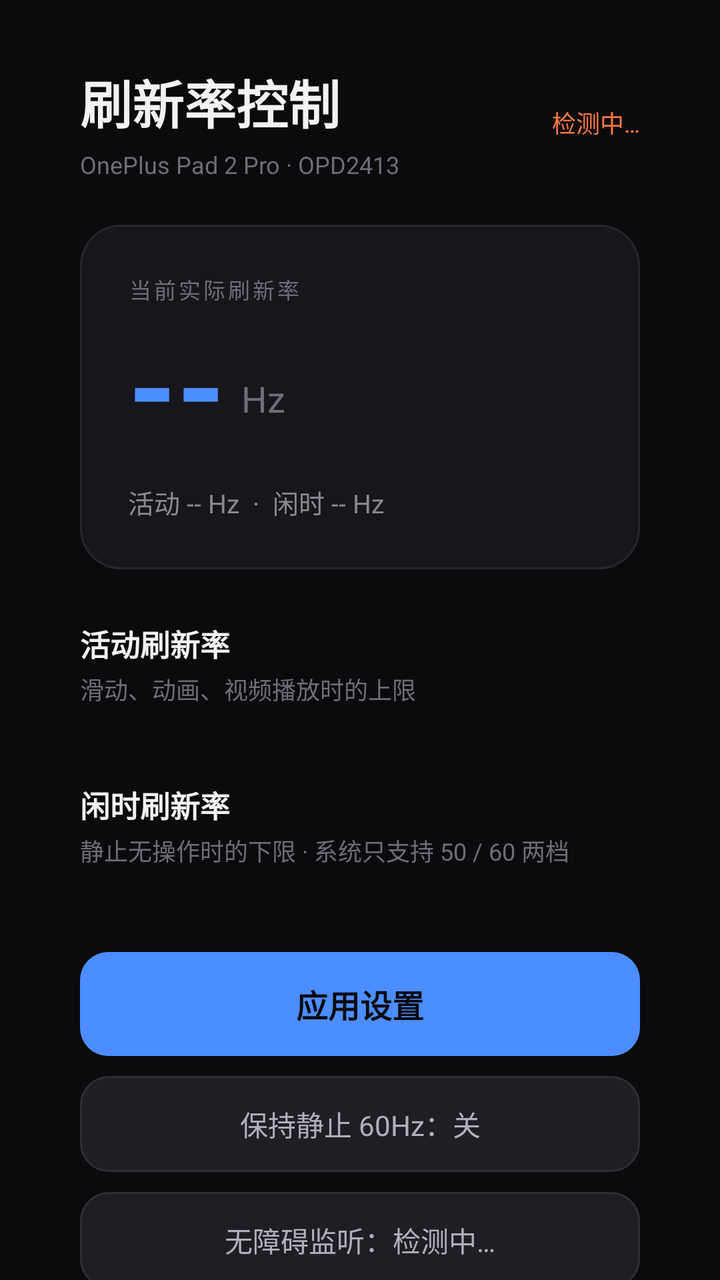
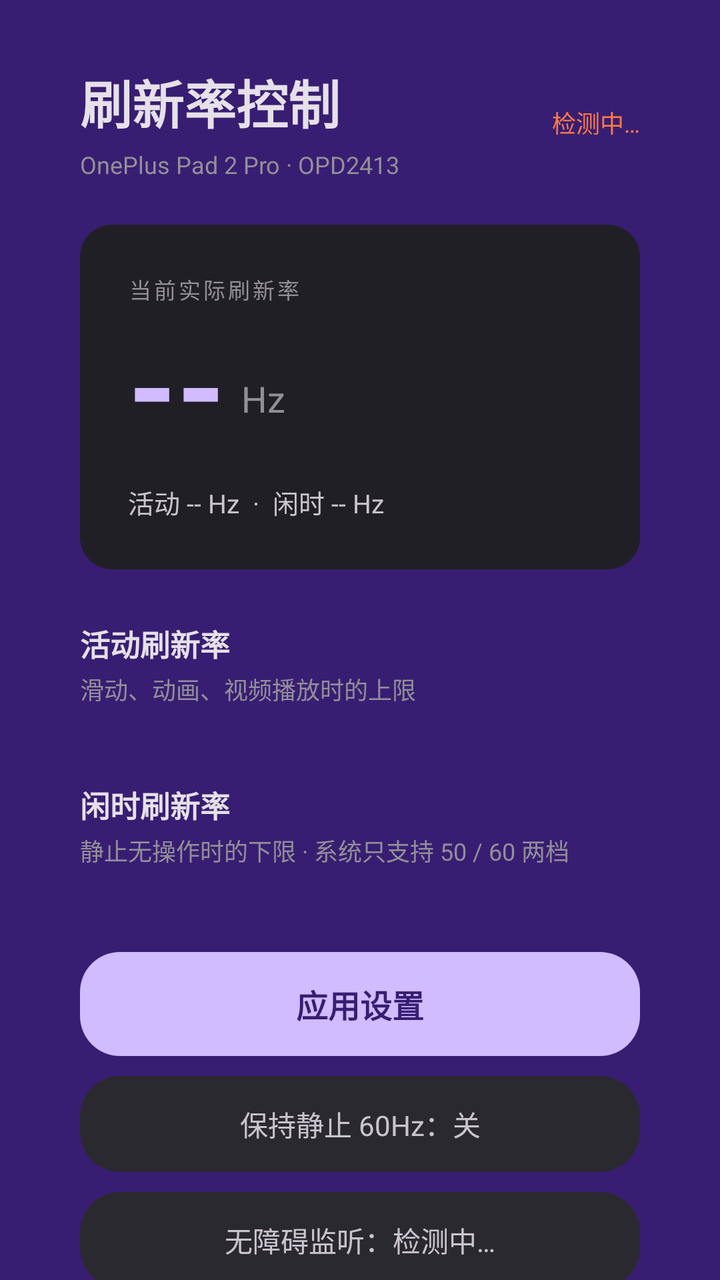

Before-and-after screenshots of an Android layout around one commit, followed by the original layout XML and the change that was made.
<!-- AndroidManifest.xml: application theme AppTheme -->
<!-- res/layout/activity_main.xml -->
<?xml version="1.0" encoding="utf-8"?>
<ScrollView xmlns:android="http://schemas.android.com/apk/res/android"
    android:layout_width="match_parent"
    android:layout_height="match_parent"
    android:background="#0B0B0D"
    android:fillViewport="true"
    android:scrollbars="none">

    <LinearLayout
        android:layout_width="match_parent"
        android:layout_height="wrap_content"
        android:orientation="vertical"
        android:paddingLeft="40dp"
        android:paddingRight="40dp"
        android:paddingTop="32dp"
        android:paddingBottom="40dp">

        <LinearLayout
            android:layout_width="match_parent"
            android:layout_height="wrap_content"
            android:orientation="horizontal"
            android:gravity="center_vertical">

            <LinearLayout
                android:layout_width="0dp"
                android:layout_height="wrap_content"
                android:layout_weight="1"
                android:orientation="vertical">

                <TextView
                    android:layout_width="wrap_content"
                    android:layout_height="wrap_content"
                    android:text="刷新率控制"
                    android:textColor="#F2F2F5"
                    android:textSize="26sp"
                    android:textStyle="bold" />

                <TextView
                    android:id="@+id/tv_device"
                    android:layout_width="wrap_content"
                    android:layout_height="wrap_content"
                    android:layout_marginTop="4dp"
                    android:text="OnePlus Pad 2 Pro · OPD2413"
                    android:textColor="#6E6E7A"
                    android:textSize="12sp" />
            </LinearLayout>

            <TextView
                android:id="@+id/tv_perm"
                android:layout_width="wrap_content"
                android:layout_height="wrap_content"
                android:text="检测中…"
                android:textColor="#FF7A45"
                android:textSize="12sp" />
        </LinearLayout>

        <LinearLayout
            android:layout_width="match_parent"
            android:layout_height="wrap_content"
            android:layout_marginTop="22dp"
            android:background="@drawable/bg_card"
            android:orientation="vertical"
            android:padding="24dp">

            <TextView
                android:layout_width="wrap_content"
                android:layout_height="wrap_content"
                android:text="当前实际刷新率"
                android:textColor="#6E6E7A"
                android:textSize="11sp"
                android:letterSpacing="0.12" />

            <LinearLayout
                android:layout_width="wrap_content"
                android:layout_height="wrap_content"
                android:layout_marginTop="6dp"
                android:orientation="horizontal"
                android:gravity="bottom">

                <TextView
                    android:id="@+id/tv_live"
                    android:layout_width="wrap_content"
                    android:layout_height="wrap_content"
                    android:text="--"
                    android:textColor="#4C8DFF"
                    android:textSize="62sp"
                    android:textStyle="bold"
                    android:includeFontPadding="false" />

                <TextView
                    android:layout_width="wrap_content"
                    android:layout_height="wrap_content"
                    android:layout_marginLeft="8dp"
                    android:layout_marginBottom="10dp"
                    android:text="Hz"
                    android:textColor="#6E6E7A"
                    android:textSize="18sp" />
            </LinearLayout>

            <TextView
                android:id="@+id/tv_summary"
                android:layout_width="wrap_content"
                android:layout_height="wrap_content"
                android:layout_marginTop="10dp"
                android:text="活动 -- Hz  ·  闲时 -- Hz"
                android:textColor="#8A8A95"
                android:textSize="13sp" />
        </LinearLayout>

        <TextView
            android:layout_width="wrap_content"
            android:layout_height="wrap_content"
            android:layout_marginTop="26dp"
            android:text="活动刷新率"
            android:textColor="#F2F2F5"
            android:textSize="15sp"
            android:textStyle="bold" />

        <TextView
            android:layout_width="wrap_content"
            android:layout_height="wrap_content"
            android:layout_marginTop="3dp"
            android:text="滑动、动画、视频播放时的上限"
            android:textColor="#6E6E7A"
            android:textSize="12sp" />

        <LinearLayout
            android:id="@+id/group_active"
            android:layout_width="match_parent"
            android:layout_height="wrap_content"
            android:layout_marginTop="12dp"
            android:orientation="horizontal" />

        <TextView
            android:layout_width="wrap_content"
            android:layout_height="wrap_content"
            android:layout_marginTop="26dp"
            android:text="闲时刷新率"
            android:textColor="#F2F2F5"
            android:textSize="15sp"
            android:textStyle="bold" />

        <TextView
            android:id="@+id/tv_idle_hint"
            android:layout_width="wrap_content"
            android:layout_height="wrap_content"
            android:layout_marginTop="3dp"
            android:text="静止无操作时的下限 · 系统只支持 50 / 60 两档"
            android:textColor="#6E6E7A"
            android:textSize="12sp" />

        <LinearLayout
            android:id="@+id/group_idle"
            android:layout_width="match_parent"
            android:layout_height="wrap_content"
            android:layout_marginTop="12dp"
            android:orientation="horizontal" />

        <TextView
            android:id="@+id/btn_apply"
            android:layout_width="match_parent"
            android:layout_height="52dp"
            android:layout_marginTop="30dp"
            android:background="@drawable/bg_btn_primary"
            android:gravity="center"
            android:text="应用设置"
            android:textColor="#0B0B0D"
            android:textSize="16sp"
            android:textStyle="bold" />

        <TextView
            android:id="@+id/btn_lock"
            android:layout_width="match_parent"
            android:layout_height="48dp"
            android:layout_marginTop="10dp"
            android:background="@drawable/bg_btn_secondary"
            android:gravity="center"
            android:text="保持静止 60Hz：关"
            android:textColor="#B0B0BA"
            android:textSize="14sp" />

        <TextView
            android:id="@+id/btn_acc"
            android:layout_width="match_parent"
            android:layout_height="48dp"
            android:layout_marginTop="10dp"
            android:background="@drawable/bg_btn_secondary"
            android:gravity="center"
            android:text="无障碍监听：检测中…"
            android:textColor="#B0B0BA"
            android:textSize="14sp" />

        <TextView
            android:id="@+id/btn_whitelist"
            android:layout_width="match_parent"
            android:layout_height="48dp"
            android:layout_marginTop="10dp"
            android:background="@drawable/bg_btn_secondary"
            android:gravity="center"
            android:text="跳过校准的应用：0"
            android:textColor="#B0B0BA"
            android:textSize="14sp" />

        <LinearLayout
            android:layout_width="match_parent"
            android:layout_height="wrap_content"
            android:layout_marginTop="10dp"
            android:orientation="horizontal">

            <TextView
                android:id="@+id/btn_recalc"
                android:layout_width="0dp"
                android:layout_height="48dp"
                android:layout_weight="1"
                android:background="@drawable/bg_btn_secondary"
                android:gravity="center"
                android:text="强制重算"
                android:textColor="#B0B0BA"
                android:textSize="14sp" />

            <View
                android:layout_width="10dp"
                android:layout_height="1dp" />

            <TextView
                android:id="@+id/btn_default"
                android:layout_width="0dp"
                android:layout_height="48dp"
                android:layout_weight="1"
                android:background="@drawable/bg_btn_secondary"
                android:gravity="center"
                android:text="恢复默认"
                android:textColor="#B0B0BA"
                android:textSize="14sp" />

            <View
                android:layout_width="10dp"
                android:layout_height="1dp" />

            <TextView
                android:id="@+id/btn_perm"
                android:layout_width="0dp"
                android:layout_height="48dp"
                android:layout_weight="1"
                android:background="@drawable/bg_btn_secondary"
                android:gravity="center"
                android:text="授权权限"
                android:textColor="#4C8DFF"
                android:textSize="14sp"
                android:visibility="gone" />
        </LinearLayout>

        <TextView
            android:id="@+id/tv_hint"
            android:layout_width="match_parent"
            android:layout_height="wrap_content"
            android:layout_marginTop="18dp"
            android:text="通过 Shizuku 调用系统 shell 修改 settings，无需 root。"
            android:textColor="#5A5A66"
            android:textSize="11sp"
            android:lineSpacingExtra="3dp" />
    </LinearLayout>
</ScrollView>
<!-- resources referenced by this layout -->
<resources>
  <!-- drawable bg_btn_primary (drawable) -->
  <?xml version="1.0" encoding="utf-8"?>
  <shape xmlns:android="http://schemas.android.com/apk/res/android" android:shape="rectangle">
      <solid android:color="#4C8DFF" />
      <corners android:radius="14dp" />
  </shape>
  <!-- drawable bg_btn_secondary (drawable) -->
  <?xml version="1.0" encoding="utf-8"?>
  <shape xmlns:android="http://schemas.android.com/apk/res/android" android:shape="rectangle">
      <solid android:color="#1E1E24" />
      <corners android:radius="14dp" />
      <stroke android:width="1dp" android:color="#2E2E36" />
  </shape>
  <!-- drawable bg_card (drawable) -->
  <?xml version="1.0" encoding="utf-8"?>
  <shape xmlns:android="http://schemas.android.com/apk/res/android" android:shape="rectangle">
      <solid android:color="#17171B" />
      <corners android:radius="20dp" />
      <stroke android:width="1dp" android:color="#26262C" />
  </shape>
  <style name="AppTheme" parent="android:Theme.Material.NoActionBar">
          <item name="android:windowBackground">#0B0B0D</item>
          <item name="android:colorAccent">#4C8DFF</item>
          <item name="android:statusBarColor">#0B0B0D</item>
          <item name="android:navigationBarColor">#0B0B0D</item>
          <item name="android:windowLightStatusBar">false</item>
          <item name="android:textColorPrimary">#F2F2F5</item>
          <item name="android:textColorSecondary">#8A8A95</item>
      </style>
</resources>

<!-- the commit's change to res/layout/activity_main.xml (unified diff, before → after) -->
@@ -2,7 +2,7 @@
 <ScrollView xmlns:android="http://schemas.android.com/apk/res/android"
     android:layout_width="match_parent"
     android:layout_height="match_parent"
-    android:background="#0B0B0D"
+    android:background="#381E72"
     android:fillViewport="true"
     android:scrollbars="none">
 
@@ -31,7 +31,7 @@
                     android:layout_width="wrap_content"
                     android:layout_height="wrap_content"
                     android:text="刷新率控制"
-                    android:textColor="#F2F2F5"
+                    android:textColor="#E6E0E9"
                     android:textSize="26sp"
                     android:textStyle="bold" />
 
@@ -41,7 +41,7 @@
                     android:layout_height="wrap_content"
                     android:layout_marginTop="4dp"
                     android:text="OnePlus Pad 2 Pro · OPD2413"
-                    android:textColor="#6E6E7A"
+                    android:textColor="#938F99"
                     android:textSize="12sp" />
             </LinearLayout>
 
@@ -66,7 +66,7 @@
                 android:layout_width="wrap_content"
                 android:layout_height="wrap_content"
                 android:text="当前实际刷新率"
-                android:textColor="#6E6E7A"
+                android:textColor="#938F99"
                 android:textSize="11sp"
                 android:letterSpacing="0.12" />
 
@@ -82,7 +82,7 @@
                     android:layout_width="wrap_content"
                     android:layout_height="wrap_content"
                     android:text="--"
-                    android:textColor="#4C8DFF"
+                    android:textColor="#D0BCFF"
                     android:textSize="62sp"
                     android:textStyle="bold"
                     android:includeFontPadding="false" />
@@ -93,7 +93,7 @@
                     android:layout_marginLeft="8dp"
                     android:layout_marginBottom="10dp"
                     android:text="Hz"
-                    android:textColor="#6E6E7A"
+                    android:textColor="#938F99"
                     android:textSize="18sp" />
             </LinearLayout>
 
@@ -103,7 +103,7 @@
                 android:layout_height="wrap_content"
                 android:layout_marginTop="10dp"
                 android:text="活动 -- Hz  ·  闲时 -- Hz"
-                android:textColor="#8A8A95"
+                android:textColor="#CAC4D0"
                 android:textSize="13sp" />
         </LinearLayout>
 
@@ -112,7 +112,7 @@
             android:layout_height="wrap_content"
             android:layout_marginTop="26dp"
             android:text="活动刷新率"
-            android:textColor="#F2F2F5"
+            android:textColor="#E6E0E9"
             android:textSize="15sp"
             android:textStyle="bold" />
 
@@ -121,7 +121,7 @@
             android:layout_height="wrap_content"
             android:layout_marginTop="3dp"
             android:text="滑动、动画、视频播放时的上限"
-            android:textColor="#6E6E7A"
+            android:textColor="#938F99"
             android:textSize="12sp" />
 
         <LinearLayout
@@ -136,7 +136,7 @@
             android:layout_height="wrap_content"
             android:layout_marginTop="26dp"
             android:text="闲时刷新率"
-            android:textColor="#F2F2F5"
+            android:textColor="#E6E0E9"
             android:textSize="15sp"
             android:textStyle="bold" />
 
@@ -146,7 +146,7 @@
             android:layout_height="wrap_content"
             android:layout_marginTop="3dp"
             android:text="静止无操作时的下限 · 系统只支持 50 / 60 两档"
-            android:textColor="#6E6E7A"
+            android:textColor="#938F99"
             android:textSize="12sp" />
 
         <LinearLayout
@@ -164,7 +164,7 @@
             android:background="@drawable/bg_btn_primary"
             android:gravity="center"
             android:text="应用设置"
-            android:textColor="#0B0B0D"
+            android:textColor="#381E72"
             android:textSize="16sp"
             android:textStyle="bold" />
 
@@ -176,7 +176,7 @@
             android:background="@drawable/bg_btn_secondary"
             android:gravity="center"
             android:text="保持静止 60Hz：关"
-            android:textColor="#B0B0BA"
+            android:textColor="#CAC4D0"
             android:textSize="14sp" />
 
         <TextView
@@ -187,7 +187,7 @@
             android:background="@drawable/bg_btn_secondary"
             android:gravity="center"
             android:text="无障碍监听：检测中…"
-            android:textColor="#B0B0BA"
+            android:textColor="#CAC4D0"
             android:textSize="14sp" />
 
         <TextView
@@ -198,7 +198,7 @@
             android:background="@drawable/bg_btn_secondary"
             android:gravity="center"
             android:text="跳过校准的应用：0"
-            android:textColor="#B0B0BA"
+            android:textColor="#CAC4D0"
             android:textSize="14sp" />
 
         <LinearLayout
@@ -215,7 +215,7 @@
                 android:background="@drawable/bg_btn_secondary"
                 android:gravity="center"
                 android:text="强制重算"
-                android:textColor="#B0B0BA"
+                android:textColor="#CAC4D0"
                 android:textSize="14sp" />
 
             <View
@@ -230,7 +230,7 @@
                 android:background="@drawable/bg_btn_secondary"
                 android:gravity="center"
                 android:text="恢复默认"
-                android:textColor="#B0B0BA"
+                android:textColor="#CAC4D0"
                 android:textSize="14sp" />
 
             <View
@@ -245,7 +245,7 @@
                 android:background="@drawable/bg_btn_secondary"
                 android:gravity="center"
                 android:text="授权权限"
-                android:textColor="#4C8DFF"
+                android:textColor="#D0BCFF"
                 android:textSize="14sp"
                 android:visibility="gone" />
         </LinearLayout>
@@ -256,7 +256,7 @@
             android:layout_height="wrap_content"
             android:layout_marginTop="18dp"
             android:text="通过 Shizuku 调用系统 shell 修改 settings，无需 root。"
-            android:textColor="#5A5A66"
+            android:textColor="#49454F"
             android:textSize="11sp"
             android:lineSpacingExtra="3dp" />
     </LinearLayout>
<!-- resource entries referenced after the edit -->
@@ -3,31 +3,29 @@
   <!-- drawable bg_btn_primary (drawable) -->
   <?xml version="1.0" encoding="utf-8"?>
   <shape xmlns:android="http://schemas.android.com/apk/res/android" android:shape="rectangle">
-      <solid android:color="#4C8DFF" />
-      <corners android:radius="14dp" />
+      <solid android:color="#D0BCFF" />
+      <corners android:radius="20dp" />
   </shape>
   <!-- drawable bg_btn_secondary (drawable) -->
   <?xml version="1.0" encoding="utf-8"?>
   <shape xmlns:android="http://schemas.android.com/apk/res/android" android:shape="rectangle">
-      <solid android:color="#1E1E24" />
-      <corners android:radius="14dp" />
-      <stroke android:width="1dp" android:color="#2E2E36" />
+      <solid android:color="#2B2930" />
+      <corners android:radius="20dp" />
   </shape>
   <!-- drawable bg_card (drawable) -->
   <?xml version="1.0" encoding="utf-8"?>
   <shape xmlns:android="http://schemas.android.com/apk/res/android" android:shape="rectangle">
-      <solid android:color="#17171B" />
-      <corners android:radius="20dp" />
-      <stroke android:width="1dp" android:color="#26262C" />
+      <solid android:color="#211F26" />
+      <corners android:radius="16dp" />
   </shape>
   <style name="AppTheme" parent="android:Theme.Material.NoActionBar">
-          <item name="android:windowBackground">#0B0B0D</item>
-          <item name="android:colorAccent">#4C8DFF</item>
-          <item name="android:statusBarColor">#0B0B0D</item>
-          <item name="android:navigationBarColor">#0B0B0D</item>
+          <item name="android:windowBackground">#141218</item>
+          <item name="android:colorAccent">#D0BCFF</item>
+          <item name="android:statusBarColor">#141218</item>
+          <item name="android:navigationBarColor">#141218</item>
           <item name="android:windowLightStatusBar">false</item>
-          <item name="android:textColorPrimary">#F2F2F5</item>
-          <item name="android:textColorSecondary">#8A8A95</item>
+          <item name="android:textColorPrimary">#E6E0E9</item>
+          <item name="android:textColorSecondary">#CAC4D0</item>
       </style>
 </resources>
 
